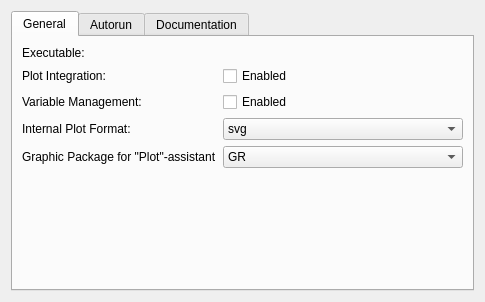
The window that src/backends/julia/settings.ui (KDE/cantor) describes before a commit, drawn with Qt 5.
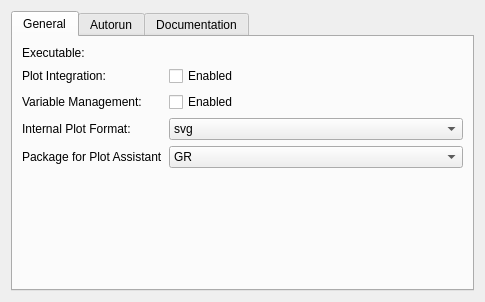
The same window after the commit. Custom widgets are drawn as their Qt base class.

Commit message:
[python] remove the option "graphic packages for integrated plots".
This option doesn't make much sense. We either support integrated plots or not independent of which
package is used internlally to generate plots. There is no such option for other backends, removing it for python now, too.

Also, some minor improvements for the wording of some tooltip texts.

Patch:
```diff
--- a/src/backends/julia/settings.ui
+++ b/src/backends/julia/settings.ui
@@ -95,7 +95,7 @@
           <string>Graphic package, which code will be used for plotting via &quot;Plot&quot; Cantor menu.</string>
          </property>
          <property name="text">
-          <string>Graphic Package for &quot;Plot&quot;-assistant</string>
+          <string>Package for Plot Assistant</string>
          </property>
         </widget>
        </item>
```
Left out of the diff: 5 changed lines with no effect on the pictures. The commit also changes 4 other files.
